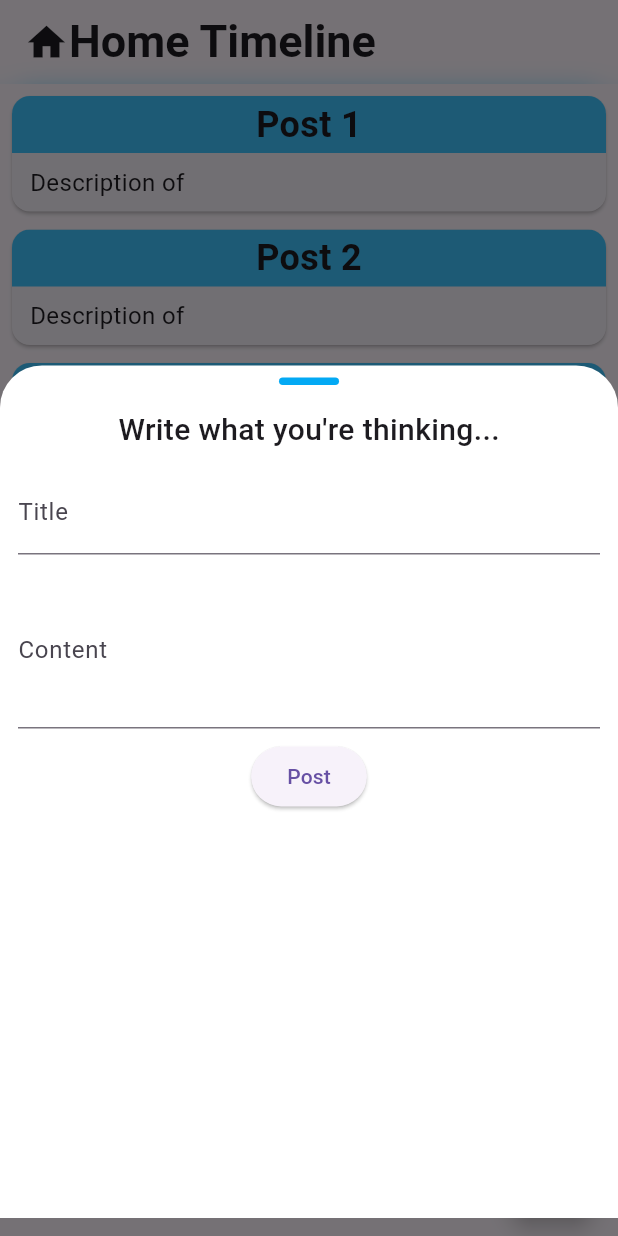
After one commit to lyeslimani/esgi-5AL2-flutter-homework, a Flutter app: the screen it shows after launch, after a tap on the "add" icon, on a phone screen of 412 x 824 dp. The commit adds this screen. Run offline on Flutter 3.47's test engine with Material 3 defaults, Android fonts, the light colour scheme and no system bars; our stand-ins replace bloc, flutter_bloc.

Commit message:
feat: Add Post Creation sheet

```diff
--- a/lib/main.dart
+++ b/lib/main.dart
@@ -1,7 +1,8 @@
 import 'package:flutter/material.dart';
 import 'package:flutter_bloc/flutter_bloc.dart';
 import 'package:lyes_slimani_dm/screens/post_list/post_list_page.dart';
-import 'package:lyes_slimani_dm/shared/blocs/post_bloc/post_list_bloc.dart';
+import 'package:lyes_slimani_dm/shared/blocs/post/post_bloc/post_bloc.dart';
+import 'package:lyes_slimani_dm/shared/blocs/post/post_list_bloc/post_list_bloc.dart';
 import 'package:lyes_slimani_dm/shared/services/remote_posts/api_post_source/fake_posts_data_source.dart';
 import 'package:lyes_slimani_dm/shared/services/repositories/PostRepository.dart';
 
@@ -19,12 +20,17 @@ class MyApp extends StatelessWidget {
           PostRepository(remotePostDataSource: FakePostDataSource()),
       child: BlocProvider(
           create: (context) =>
-              PostListBloc(postRepository: context.read<PostRepository>()),
-          child: MaterialApp(
-            debugShowCheckedModeBanner: true,
-            routes: {
-              '/': (context) => const PostListPage(),
-            },
+              PostBloc(postRepository: context.read<PostRepository>()),
+          child: BlocProvider(
+            create: (context) => PostListBloc(
+                postRepository: context.read<PostRepository>(),
+                postBloc: context.read<PostBloc>()),
+            child: MaterialApp(
+              debugShowCheckedModeBanner: true,
+              routes: {
+                '/': (context) => const PostListPage(),
+              },
+            ),
           )),
     );
   }
--- /dev/null
+++ b/lib/screens/post/create_post.dart
@@ -0,0 +1,137 @@
+import 'package:flutter/material.dart';
+import 'package:flutter_bloc/flutter_bloc.dart';
+
+import '../../shared/blocs/post/post_bloc/post_bloc.dart';
+import '../../shared/blocs/post/post_bloc/post_state.dart';
+
+class CreatePostForm extends StatefulWidget {
+  const CreatePostForm({super.key});
+
+  @override
+  State<CreatePostForm> createState() => _CreatePostFormState();
+}
+
+class _CreatePostFormState extends State<CreatePostForm> {
+  String? errorMessage;
+  final _formKey = GlobalKey<FormState>();
+
+  final TextEditingController _titleController = TextEditingController();
+  final TextEditingController _descriptionController = TextEditingController();
+
+  @override
+  void dispose() {
+    _titleController.dispose();
+    _descriptionController.dispose();
+    super.dispose();
+  }
+
+  @override
+  Widget build(BuildContext context) {
+    return BlocListener<PostBloc, PostState>(
+      listener: _onPostBlocListener,
+      child: BlocBuilder<PostBloc, PostState>(
+        builder: (context, state) {
+          return Form(
+            key: _formKey,
+            child: Container(
+              padding: const EdgeInsets.symmetric(horizontal: 12, vertical: 8),
+              child: Column(
+                mainAxisSize: MainAxisSize.min,
+                children: [
+                  const Text(
+                    "Write what you're thinking...",
+                    style: TextStyle(
+                      fontWeight: FontWeight.w500,
+                      fontSize: 20,
+                    ),
+                  ),
+                  const SizedBox(height: 12),
+                  TextFormField(
+                    controller: _titleController,
+                    decoration: const InputDecoration(
+                      label: Text('Title'),
+                      hintText: 'Title of your post',
+                    ),
+                    validator: (value) {
+                      if (value == null || value.isEmpty) {
+                        return 'Please enter some text for the title';
+                      }
+                      return null;
+                    },
+                  ),
+                  const SizedBox(height: 12),
+                  TextFormField(
+                    controller: _descriptionController,
+                    maxLines: 3,
+                    textInputAction: TextInputAction.done,
+                    keyboardType: TextInputType.multiline,
+                    decoration: const InputDecoration(
+                      label: Text('Content'),
+                      hintText: 'Write what you want to say',
+                    ),
+                    validator: (value) {
+                      if (value == null || value.isEmpty) {
+                        return 'Please enter some text for the description';
+                      }
+                      return null;
+                    },
+                  ),
+                  const SizedBox(height: 8),
+                  state.status == PostStatus.creatingPost
+                      ? const LinearProgressIndicator()
+                      : ElevatedButton(
+                          onPressed: () {
+                            if (_formKey.currentState!.validate()) {
+                              createNewPost(
+                                title: _titleController.text,
+                                description: _descriptionController.text,
+                              );
+                            }
+                          },
+                          child: const Text('Post'),
+                        ),
+                  const SizedBox(height: 8),
+                  errorMessage != null
+                      ? Container(
+                          padding: const EdgeInsets.all(12),
+                          decoration: BoxDecoration(
+                            color: Colors.red,
+                            borderRadius: BorderRadius.circular(12),
+                          ),
+                          child: Text(
+                              style: const TextStyle(color: Colors.white),
+                              errorMessage!),
+                        )
+                      : Container()
+                ],
+              ),
+            ),
+          );
+        },
+      ),
+    );
+  }
+
+  void createNewPost({required String title, required String description}) {
+    final postListBloc = context.read<PostBloc>();
+    postListBloc.add(CreateNewPost(title: title, description: description));
+  }
+
+  void _onPostBlocListener(BuildContext context, PostState state) {
+    switch (state.status) {
+      case PostStatus.errorCreatingPost:
+        displayErrorMessage();
+        break;
+      case PostStatus.successCreatingPost:
+        Navigator.pop(context);
+      default:
+        break;
+    }
+  }
+
+  void displayErrorMessage() {
+    setState(() {
+      errorMessage = "Error in the creation of the post. Please try again";
+    });
+  }
+}
--- /dev/null
+++ b/lib/screens/post_list/post_list_component.dart
@@ -0,0 +1,72 @@
+import 'package:flutter/material.dart';
+import 'package:lyes_slimani_dm/screens/post_list/post_list_item.dart';
+
+import '../../shared/models/post.dart';
+
+class PostListComponent extends StatefulWidget {
+  final List<Post> postList;
+  final Future<void> Function()? refreshCallback;
+  final VoidCallback? longPressCallback;
+
+  const PostListComponent({
+    super.key,
+    required this.postList,
+    this.refreshCallback,
+    this.longPressCallback,
+  });
+
+  @override
+  State<PostListComponent> createState() => _PostListComponentState();
+}
+
+class _PostListComponentState extends State<PostListComponent> {
+  bool visible = false;
+
+  @override
+  void initState() {
+    super.initState();
+    WidgetsBinding.instance.addPostFrameCallback((_) {
+      if (mounted) {
+        setState(() {
+          visible = true;
+        });
+      }
+    });
+  }
+
+  @override
+  Widget build(BuildContext context) {
+    final listView = ListView.separated(
+      itemBuilder: (context, index) {
+        final post = widget.postList[index];
+        return ListTile(
+          minVerticalPadding: 0,
+          contentPadding:
+              const EdgeInsets.symmetric(horizontal: 8, vertical: 0),
+          onLongPress: widget.longPressCallback,
+          title: PostListItem(post: post),
+        );
+      },
+      itemCount: widget.postList.length,
+      separatorBuilder: (context, index) => const SizedBox(height: 12),
+    );
+
+    final content = widget.refreshCallback != null
+        ? RefreshIndicator(
+            displacement: Scaffold.of(context).appBarMaxHeight ?? 40,
+            onRefresh: widget.refreshCallback!,
+            child: listView,
+          )
+        : listView;
+
+    return AnimatedOpacity(
+      opacity: visible ? 1.0 : 0.0,
+      duration: const Duration(milliseconds: 500),
+      curve: Curves.easeInOut,
+      child: Container(
+        padding: const EdgeInsets.fromLTRB(0, 8, 0, 0),
+        child: content,
+      ),
+    );
+  }
+}
--- a/lib/screens/post_list/post_list_page.dart
+++ b/lib/screens/post_list/post_list_page.dart
@@ -2,10 +2,13 @@ import 'dart:ui';
 
 import 'package:flutter/material.dart';
 import 'package:flutter_bloc/flutter_bloc.dart';
-import 'package:lyes_slimani_dm/screens/post_list/post_list_item.dart';
-import 'package:lyes_slimani_dm/shared/blocs/post_bloc/post_list_bloc.dart';
+import 'package:lyes_slimani_dm/screens/post/create_post.dart';
+import 'package:lyes_slimani_dm/screens/post_list/post_list_component.dart';
 import 'package:lyes_slimani_dm/shared/exceptions/app_exception.dart';
-import 'package:lyes_slimani_dm/shared/models/post.dart';
+
+import '../../shared/blocs/post/post_bloc/post_bloc.dart';
+import '../../shared/blocs/post/post_bloc/post_state.dart';
+import '../../shared/blocs/post/post_list_bloc/post_list_bloc.dart';
 
 class PostListPage extends StatefulWidget {
   const PostListPage({super.key});
@@ -61,23 +64,31 @@ class _PostListPageState extends State<PostListPage> {
           color: Colors.white,
         ),
       ),
-      body: BlocBuilder<PostListBloc, PostListState>(
-        builder: (context, state) {
-          return switch (state.status) {
-            PostListStatus.initial || PostListStatus.loading => _buildLoading(),
-            PostListStatus.error => _buildError(state.exception),
-            PostListStatus.success => _buildSuccess(state.postLists, context),
-          };
-        },
+      body: BlocListener<PostBloc, PostState>(
+        listener: _onPostBlocListener,
+        child: BlocBuilder<PostListBloc, PostListState>(
+          builder: (context, state) {
+            return switch (state.status) {
+              PostListStatus.initial ||
+              PostListStatus.loading =>
+                _buildLoading(),
+              PostListStatus.error => _buildError(state.exception),
+              PostListStatus.success => PostListComponent(
+                  postList: state.postLists,
+                  refreshCallback: getAllPosts,
+                ),
+            };
+          },
+        ),
       ),
     );
   }
 
   void onPressed() {
-    createNewPost();
+    showCreationDialog();
   }
 
-  void getAllPosts() {
+  Future<void> getAllPosts() async {
     final postListBloc = context.read<PostListBloc>();
     postListBloc.add(GetAllPost());
   }
@@ -86,41 +97,6 @@ class _PostListPageState extends State<PostListPage> {
     final postListBloc = context.read<PostListBloc>();
     postListBloc
         .add(UpdatePost(id: id, title: newTitle, description: newDescrption));
-  }
-
-  void createNewPost() {
-    final postListBloc = context.read<PostListBloc>();
-    postListBloc.add(const CreateNewPost(
-      title: 'Post new Post',
-      description: 'Description of new post',
-    ));
-  }
-
-  Widget _buildSuccess(List<Post> postList, BuildContext context) {
-    return Container(
-      padding: const EdgeInsets.fromLTRB(0, 8, 0, 0),
-      child: RefreshIndicator(
-        displacement: Scaffold.of(context).appBarMaxHeight ?? 40,
-        onRefresh: () async {
-          getAllPosts();
-        },
-        child: ListView.separated(
-          itemBuilder: (context, index) {
-            final post = postList[index];
-            return ListTile(
-              minVerticalPadding: 0,
-              contentPadding:
-                  const EdgeInsets.symmetric(horizontal: 8, vertical: 0),
-              onLongPress: () => updatePost(post.id, 'Updated ${post.title}',
-                  'Updated ${post.description}'),
-              title: PostListItem(post: post),
-            );
-          },
-          itemCount: postList.length,
-          separatorBuilder: (context, index) => const SizedBox(height: 12),
-        ),
-      ),
-    );
   }
 
   Widget _buildLoading() {
@@ -134,4 +110,68 @@ class _PostListPageState extends State<PostListPage> {
       child: Text('Error: $exception'),
     );
   }
+
+  showCreationDialog() {
+    showModalBottomSheet(
+      context: context,
+      isScrollControlled: true,
+      backgroundColor: Colors.transparent,
+      builder: (BuildContext context) => Padding(
+        padding: EdgeInsets.only(
+            bottom: MediaQuery.of(context).viewInsets.bottom + 12),
+        child: DraggableScrollableSheet(
+            initialChildSize: 0.7,
+            maxChildSize: 0.7,
+            minChildSize: 0.6,
+            snap: true,
+            expand: false,
+            snapSizes: const [
+              0.7,
+            ],
+            builder: (_, scrollController) => Container(
+                  padding: EdgeInsets.zero,
+                  decoration: const BoxDecoration(
+                    color: Colors.white,
+                    borderRadius: BorderRadius.only(
+                      topRight: Radius.circular(28),
+                      topLeft: Radius.circular(28),
+                    ),
+                  ),
+                  child: ListView(
+                    controller: scrollController,
+                    children: [
+                      Padding(
+                        padding: const EdgeInsets.all(8.0),
+                        child: Center(
+                          child: Container(
+                            width: 40,
+                            height: 5,
+                            decoration: BoxDecoration(
+                              color: Colors.lightBlue,
+                              borderRadius: BorderRadius.circular(10),
+                            ),
+                          ),
+                        ),
+                      ),
+                      const CreatePostForm()
+                    ],
+                  ),
+                )),
+      ),
+    );
+  }
+
+  void _onPostBlocListener(BuildContext context, PostState state) {
+    switch (state.status) {
+      case PostStatus.successCreatingPost:
+        ScaffoldMessenger.of(context).showSnackBar(
+          const SnackBar(
+            backgroundColor: Colors.lightGreen,
+            content: Text('Post ajouté avec succès'),
+          ),
+        );
+      default:
+        break;
+    }
+  }
 }
--- /dev/null
+++ b/lib/shared/blocs/post/post_bloc/post_bloc.dart
@@ -0,0 +1,35 @@
+import 'package:bloc/bloc.dart';
+import 'package:flutter/widgets.dart';
+import 'package:lyes_slimani_dm/shared/blocs/post/post_bloc/post_state.dart';
+
+import '../../../exceptions/app_exception.dart';
+import '../../../services/repositories/PostRepository.dart';
+
+part 'post_event.dart';
+
+class PostBloc extends Bloc<PostEvent, PostState> {
+  final PostRepository postRepository;
+
+  PostBloc({required this.postRepository}) : super(const PostState()) {
+    on<CreateNewPost>((event, emit) async {
+      try {
+        emit(state.copyWith(status: PostStatus.creatingPost));
+        final createdPost = await postRepository.createPost(
+            title: event.title, description: event.description);
+        emit(state.copyWith(
+          status: PostStatus.successCreatingPost,
+          createdPost: createdPost,
+        ));
+        emit(state.copyWith(
+          status: PostStatus.initial,
+        ));
+      } catch (error) {
+        final appException = AppException.from(error);
+        emit(state.copyWith(
+          status: PostStatus.errorCreatingPost,
+          exception: appException,
+        ));
+      }
+    });
+  }
+}
--- /dev/null
+++ b/lib/shared/blocs/post/post_bloc/post_event.dart
@@ -0,0 +1,16 @@
+part of 'post_bloc.dart';
+
+@immutable
+sealed class PostEvent {
+  const PostEvent();
+}
+
+class CreateNewPost extends PostEvent {
+  final String title;
+  final String description;
+
+  const CreateNewPost({
+    required this.title,
+    required this.description,
+  });
+}
--- /dev/null
+++ b/lib/shared/blocs/post/post_bloc/post_state.dart
@@ -0,0 +1,36 @@
+import 'package:flutter/widgets.dart';
+
+import '../../../exceptions/app_exception.dart';
+import '../../../models/post.dart';
+
+enum PostStatus {
+  initial,
+  creatingPost,
+  errorCreatingPost,
+  successCreatingPost,
+}
+
+@immutable
+class PostState {
+  final PostStatus status;
+  final AppException? exception;
+  final Post? createdPost;
+
+  const PostState({
+    this.status = PostStatus.initial,
+    this.exception,
+    this.createdPost,
+  });
+
+  PostState copyWith({
+    PostStatus? status,
+    AppException? exception,
+    Post? createdPost,
+  }) {
+    return PostState(
+      status: status ?? this.status,
+      exception: exception,
+      createdPost: createdPost ?? this.createdPost,
+    );
+  }
+}
--- a/lib/shared/blocs/post_bloc/post_list_bloc.dart
+++ b/lib/shared/blocs/post/post_list_bloc/post_list_bloc.dart
@@ -1,17 +1,26 @@
+import 'dart:async';
+
 import 'package:bloc/bloc.dart';
 import 'package:flutter/widgets.dart';
 import 'package:lyes_slimani_dm/shared/services/repositories/PostRepository.dart';
 
-import '../../exceptions/app_exception.dart';
-import '../../models/post.dart';
+import '../../../exceptions/app_exception.dart';
+import '../../../models/post.dart';
+import '../post_bloc/post_bloc.dart';
+import '../post_bloc/post_state.dart';
 
 part 'post_list_event.dart';
+
 part 'post_list_state.dart';
 
 class PostListBloc extends Bloc<PostListEvent, PostListState> {
   final PostRepository postRepository;
+  late StreamSubscription<PostState> _postBlocSubscription;
 
-  PostListBloc({required this.postRepository}) : super(const PostListState()) {
+  PostListBloc({
+    required this.postRepository,
+    required PostBloc postBloc,
+  }) : super(const PostListState()) {
     on<GetAllPost>((event, emit) async {
       try {
         emit(state.copyWith(status: PostListStatus.loading));
@@ -29,23 +38,13 @@ class PostListBloc extends Bloc<PostListEvent, PostListState> {
       }
     });
 
-    on<CreateNewPost>((event, emit) async {
-      try {
-        emit(state.copyWith(status: PostListStatus.loading));
-        Post createdPost = await postRepository.createPost(
-            title: event.title, description: event.description);
-        emit(state.copyWith(
-          status: PostListStatus.success,
-          postLists: [...state.postLists, createdPost],
-        ));
-      } catch (error) {
-        final appException = AppException.from(error);
-        emit(state.copyWith(
-          status: PostListStatus.error,
-          exception: appException,
-        ));
-      }
+    on<AddNewlyCreatedPost>((event, emit) {
+      emit(state.copyWith(
+        status: PostListStatus.success,
+        postLists: [...state.postLists, event.post],
+      ));
     });
+
     on<UpdatePost>((event, emit) async {
       try {
         emit(state.copyWith(status: PostListStatus.loading));
@@ -73,5 +72,18 @@ class PostListBloc extends Bloc<PostListEvent, PostListState> {
         ));
       }
     });
+
+    _postBlocSubscription = postBloc.stream.listen((postState) {
+      if (postState.status == PostStatus.successCreatingPost &&
+          postState.createdPost != null) {
+        add(AddNewlyCreatedPost(post: postState.createdPost!));
+      }
+    });
+
+    @override
+    Future<void> close() {
+      _postBlocSubscription.cancel();
+      return super.close();
+    }
   }
 }
--- a/lib/shared/blocs/post_bloc/post_list_event.dart
+++ b/lib/shared/blocs/post/post_list_bloc/post_list_event.dart
@@ -7,14 +7,10 @@ sealed class PostListEvent {
 
 class GetAllPost extends PostListEvent {}
 
-class CreateNewPost extends PostListEvent {
-  final String title;
-  final String description;
+class AddNewlyCreatedPost extends PostListEvent {
+  final Post post;
 
-  const CreateNewPost({
-    required this.title,
-    required this.description,
-  });
+  const AddNewlyCreatedPost({required this.post});
 }
 
 class UpdatePost extends PostListEvent {
```
Also changed, not shown: lib/shared/blocs/post/post_list_bloc/post_list_state.dart (renamed from lib/shared/blocs/post_bloc/post_list_state.dart).
